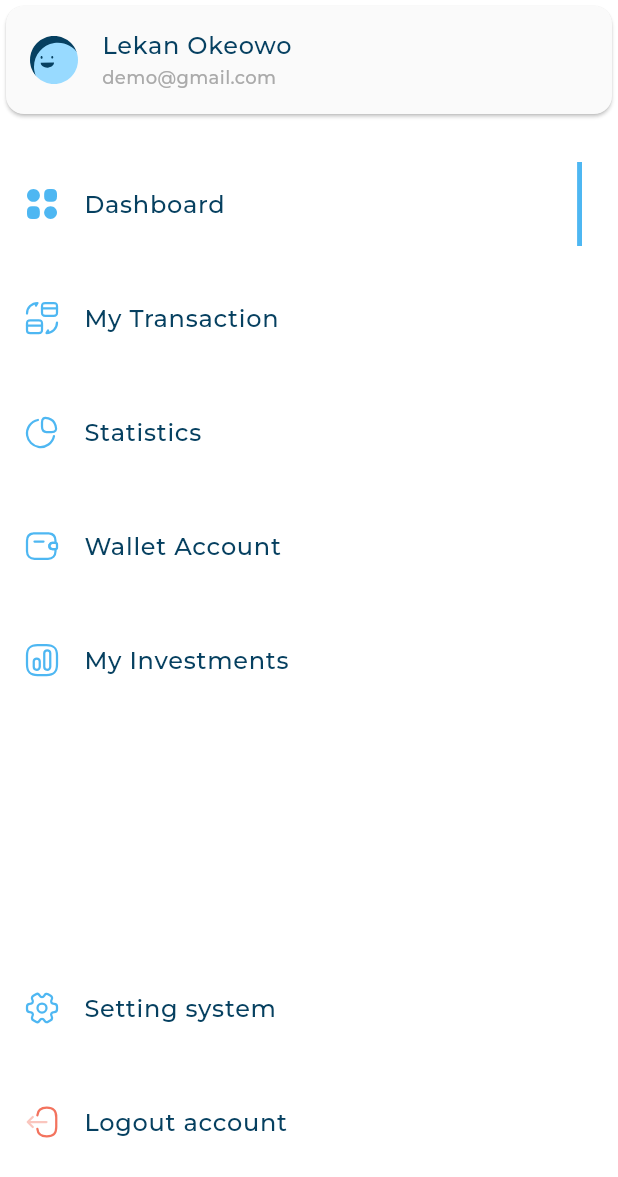
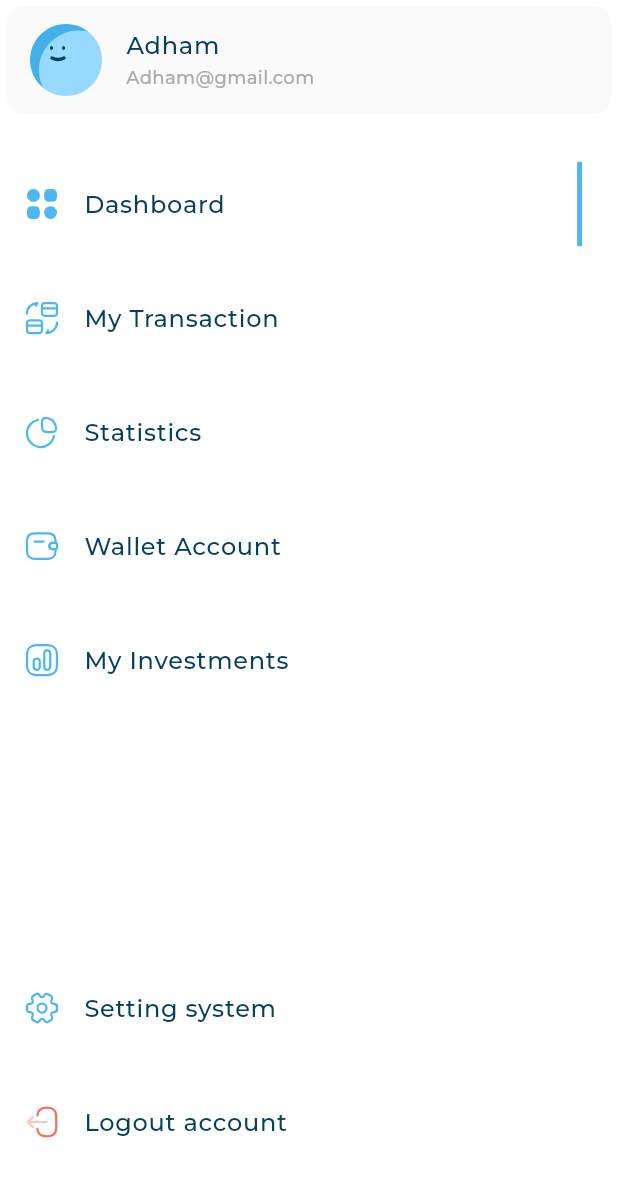
Before and after one commit to x00Adham/adaptive_dashboard, a Flutter app: the CustomDrawer widget shown alone on an empty page, opened directly, on a phone screen of 412 x 824 dp. Shown: the top 1177 px of the screen. Run offline on Flutter 3.47's test engine with Material 3 defaults, Android fonts, the phone set to English and light mode, and no system bars; our stand-ins replace flutter_svg; project files that could hold a hidden picture were left out.

Commit message:
UserInfoListTile implementation

```diff
--- /dev/null
+++ b/lib/model/user_details_model.dart
@@ -0,0 +1,12 @@
+
+class UserDetailsModel {
+  final String title;
+  final String subtitle;
+  final String image;
+
+  UserDetailsModel({
+    required this.title,
+    required this.subtitle,
+    required this.image,
+  });
+}
--- a/lib/widget/custom_drawer.dart
+++ b/lib/widget/custom_drawer.dart
@@ -1,4 +1,5 @@
 import 'package:adaptive_dashboard/model/drawer_item_model.dart';
+import 'package:adaptive_dashboard/model/user_details_model.dart';
 import 'package:adaptive_dashboard/utils/app_images.dart';
 import 'package:adaptive_dashboard/widget/drawer_item_widget.dart';
 import 'package:adaptive_dashboard/widget/listview_drawer_item.dart';
@@ -10,15 +11,19 @@ class CustomDrawer extends StatelessWidget {
 
   @override
   Widget build(BuildContext context) {
+
     return Container(
       color: Colors.white,
       child: CustomScrollView(
         slivers: [
           SliverToBoxAdapter(
-            child: const UserInfoListTile(
-              name: 'Lekan Okeowo',
-              email: 'demo@gmail.com',
-              avatar: Assets.assetsImagesAvatar3,
+            child: UserInfoListTile(
+              userDetailsModel: UserDetailsModel(
+                image: Assets.assetsImagesAvatar1,
+                title: "Adham",
+                subtitle: "Adham@gmail.com"
+
+              ), // Instantiate the model
             ),
           ),
           SliverToBoxAdapter(child: SizedBox(height: 8)),
--- a/lib/widget/user_info_list_tile.dart
+++ b/lib/widget/user_info_list_tile.dart
@@ -1,24 +1,23 @@
+import 'package:adaptive_dashboard/model/user_details_model.dart';
 import 'package:adaptive_dashboard/utils/app_styles.dart';
 import 'package:flutter/material.dart';
 import 'package:flutter_svg/svg.dart';
-
 class UserInfoListTile extends StatelessWidget {
   const UserInfoListTile({
     super.key,
-    required this.name,
-    required this.email,
-    required this.avatar,
+  required this.userDetailsModel,
   });
-  final String name, email, avatar;
+  final UserDetailsModel userDetailsModel;
 
   @override
   Widget build(BuildContext context) {
     return Card(
+      elevation: 0,
       color: const Color(0xffFAFAFA),
       child: ListTile(
-        leading: SvgPicture.asset(avatar),
-        title: Text(name, style: AppStyles.styleSemiBold16()),
-        subtitle: Text(email, style: AppStyles.styleRegular12()),
+        leading: SvgPicture.asset(userDetailsModel.image),
+        title: Text(userDetailsModel.title, style: AppStyles.styleSemiBold16()),
+        subtitle: Text(userDetailsModel.subtitle, style: AppStyles.styleRegular12()),
       ),
     );
   }
```
Also changed, not shown: lib/widget/desktop_layout.dart (+1 -7 lines), lib/widget/quick_invoice_widget.dart (+4 -5 lines), lib/widget/user_detail_listview_widget.dart (added, +78 -0 lines).
